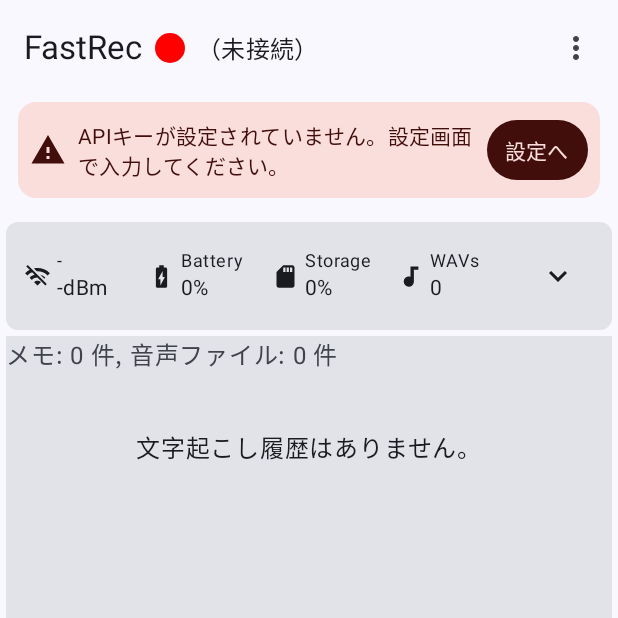
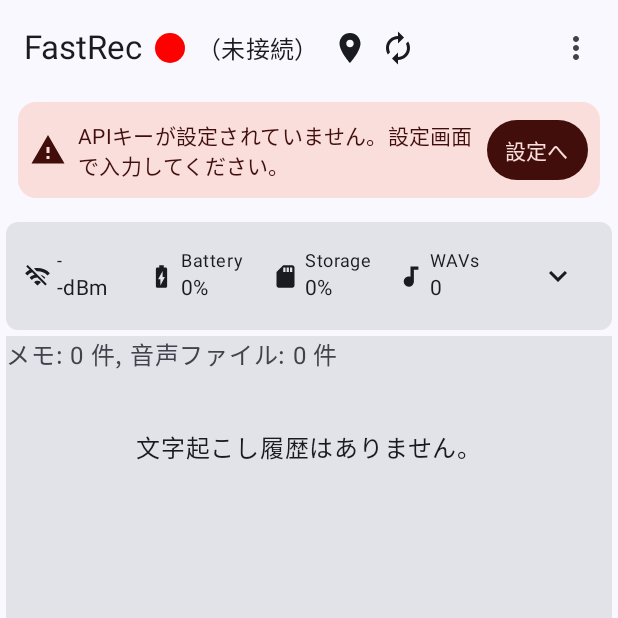
Before and after one commit to pirorin215/fastrec_alt, an Android app built with Jetpack Compose: the screen it shows after launch (MainActivity), on a phone screen of 412 x 824 dp, the top half of it. Run offline under Robolectric (Android 15) with nearby library versions, the phone set to English and light mode, and no system bars.

Commit message:
マイコン位置の画面ボタンを作った BLE強制切断再接続ボタンを追加 メモの全選択、コピーボタンを配置 メモ画面の表示サイズを調整

```diff
--- a/FastRecMob/app/src/main/java/com/pirorin215/fastrecmob/MainActivity.kt
+++ b/FastRecMob/app/src/main/java/com/pirorin215/fastrecmob/MainActivity.kt
@@ -259,6 +259,24 @@ fun BleControl(appSettingsViewModel: AppSettingsViewModel) {
                                     text = if (connectionState == "Connected") "（接続中）" else "（未接続）",
                                     style = MaterialTheme.typography.titleMedium
                                 )
+                                Spacer(modifier = Modifier.width(8.dp))
+                                IconButton(
+                                    onClick = {
+                                        showLastKnownLocationScreen = true
+                                    },
+                                    modifier = Modifier.size(24.dp)
+                                ) {
+                                    Icon(Icons.Default.LocationOn, contentDescription = "Show Last Known Location")
+                                }
+                                Spacer(modifier = Modifier.width(8.dp)) // Add this line for spacing
+                                IconButton(
+                                    onClick = {
+                                        viewModel.forceReconnectBle()
+                                    },
+                                    modifier = Modifier.size(24.dp)
+                                ) {
+                                    Icon(Icons.Default.Autorenew, contentDescription = "Force Reconnect BLE")
+                                }
                             }
                         },
                         actions = {
@@ -297,13 +315,6 @@ fun BleControl(appSettingsViewModel: AppSettingsViewModel) {
                                     text = { Text("アプリログ") },
                                     onClick = {
                                         showAppLogPanel = !showAppLogPanel // Toggle visibility
-                                        expanded = false
-                                    }
-                                )
-                                DropdownMenuItem(
-                                    text = { Text("最後にBLE通信した位置") },
-                                    onClick = {
-                                        showLastKnownLocationScreen = true
                                         expanded = false
                                     }
                                 )
--- a/FastRecMob/app/src/main/java/com/pirorin215/fastrecmob/ui/screen/AppSettingsScreen.kt
+++ b/FastRecMob/app/src/main/java/com/pirorin215/fastrecmob/ui/screen/AppSettingsScreen.kt
@@ -36,9 +36,13 @@ import com.pirorin215.fastrecmob.data.ThemeMode
 import com.pirorin215.fastrecmob.viewModel.BleViewModel
 import kotlin.math.roundToInt
 
+import androidx.activity.compose.BackHandler
+
 @OptIn(ExperimentalMaterial3Api::class)
 @Composable
 fun AppSettingsScreen(viewModel: BleViewModel, onBack: () -> Unit) {
+    BackHandler(onBack = onBack)
+
     // DataStoreから現在の設定値を取得
     val currentApiKey by viewModel.apiKey.collectAsState()
     val currentInterval by viewModel.refreshIntervalSeconds.collectAsState()
--- a/FastRecMob/app/src/main/java/com/pirorin215/fastrecmob/ui/screen/LastKnownLocationScreen.kt
+++ b/FastRecMob/app/src/main/java/com/pirorin215/fastrecmob/ui/screen/LastKnownLocationScreen.kt
@@ -22,11 +22,17 @@ import java.text.SimpleDateFormat
 import java.util.Date
 import java.util.Locale
 
+import androidx.activity.compose.BackHandler // このimportを追加
+
+// ... 既存のコード ...
+
 @OptIn(ExperimentalMaterial3Api::class)
 @Composable
 fun LastKnownLocationScreen(
     onBack: () -> Unit
 ) {
+    BackHandler(onBack = onBack) // ここを追加
+
     val context = LocalContext.current
     val lastKnownLocationRepository = LastKnownLocationRepository(context.applicationContext as Application)
     val viewModelFactory = LastKnownLocationViewModelFactory(lastKnownLocationRepository)
--- a/FastRecMob/app/src/main/java/com/pirorin215/fastrecmob/ui/screen/LogDownloadScreen.kt
+++ b/FastRecMob/app/src/main/java/com/pirorin215/fastrecmob/ui/screen/LogDownloadScreen.kt
@@ -15,9 +15,13 @@ import androidx.compose.ui.Modifier
 import androidx.compose.ui.unit.dp
 import com.pirorin215.fastrecmob.viewModel.BleViewModel
 
+import androidx.activity.compose.BackHandler
+
 @OptIn(ExperimentalMaterial3Api::class)
 @Composable
 fun LogDownloadScreen(viewModel: BleViewModel, onBack: () -> Unit) {
+    BackHandler(onBack = onBack)
+
     val fileList by viewModel.fileList.collectAsState()
     val fileTransferState by viewModel.fileTransferState.collectAsState()
     val downloadProgress by viewModel.downloadProgress.collectAsState()
--- a/FastRecMob/app/src/main/java/com/pirorin215/fastrecmob/ui/screen/SettingsScreen.kt
+++ b/FastRecMob/app/src/main/java/com/pirorin215/fastrecmob/ui/screen/SettingsScreen.kt
@@ -21,9 +21,13 @@ import com.pirorin215.fastrecmob.viewModel.BleViewModel
 import com.pirorin215.fastrecmob.viewModel.BleViewModel.Operation
 import com.pirorin215.fastrecmob.viewModel.NavigationEvent
 
+import androidx.activity.compose.BackHandler
+
 @OptIn(ExperimentalMaterial3Api::class)
 @Composable
 fun SettingsScreen(viewModel: BleViewModel, onBack: () -> Unit) {
+    BackHandler(onBack = onBack)
+
     val settings by viewModel.deviceSettings.collectAsState()
     val operation by viewModel.currentOperation.collectAsState()
     val settingsDiff by viewModel.settingsDiff.collectAsState()
```
Also changed, not shown: FastRecMob/app/src/main/java/com/pirorin215/fastrecmob/ui/screen/TranscriptionDetailBottomSheet.kt (+85 -23 lines), FastRecMob/app/src/main/java/com/pirorin215/fastrecmob/viewModel/BleViewModel.kt (+9 -17 lines), 1 other file.
